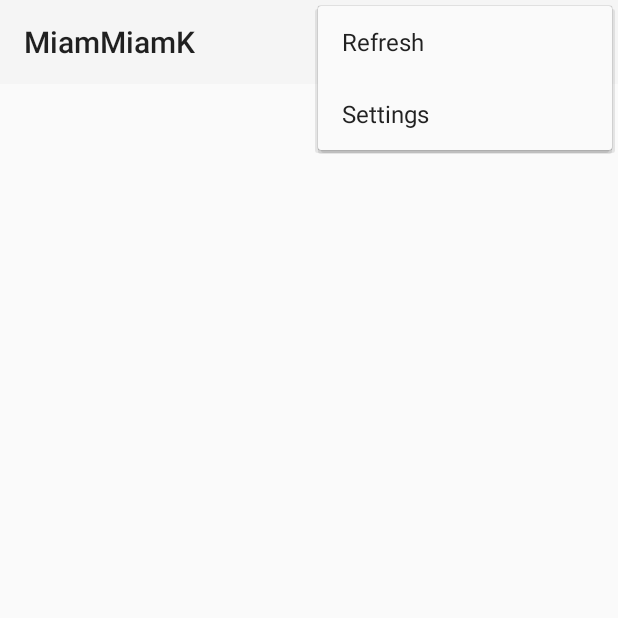
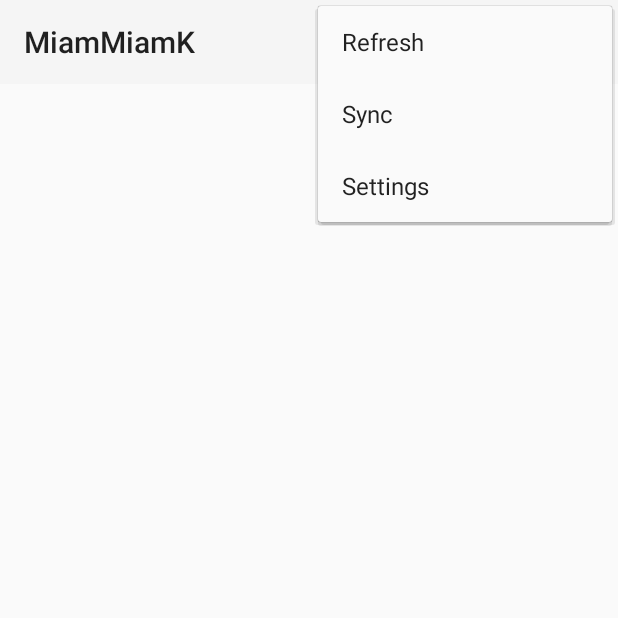
Before and after one commit to tlam/MiamMiamK, an Android app: the screen it shows after launch (MainActivity), with the options menu open, on a phone screen of 412 x 824 dp, the top half of it. Run offline under Robolectric (Android 15) with nearby library versions, the phone set to English and light mode, and no system bars.

Commit message:
Added a new menu item to refresh data on the recyclerview

```diff
--- a/app/src/main/java/com/tlam/miammiamk/MainActivity.kt
+++ b/app/src/main/java/com/tlam/miammiamk/MainActivity.kt
@@ -22,7 +22,6 @@ import com.tlam.miammiamk.services.MainService
 class MainActivity : AppCompatActivity() {
 
     private lateinit var linearLayoutManager: LinearLayoutManager
-    private var service: MainService? = null
     var recyclerView: RecyclerView? = null
     var cuisineList = ArrayList<Cuisine>()
     var adapter: CuisineRecyclerViewAdapter? = null
@@ -32,23 +31,7 @@ class MainActivity : AppCompatActivity() {
         var ctx: Context? = null
         var toolbar: Toolbar? = null
     }
-/*
-    private val serviceConnection = object : ServiceConnection {
-        override fun onServiceDisconnected(p0: ComponentName?) {
-            service = null
-            synchronize.enabled = false
-        }
 
-        override fun onServiceConnected(p0: ComponentName?, binder: IBinder?) {
-            if (binder is MainService.MainServiceBinder) {
-                service = binder.getService()
-                service?.let {
-                    synchronize.enabled = true
-                }
-            }
-        }
-    }
-*/
     override fun onCreate(savedInstanceState: Bundle?) {
         super.onCreate(savedInstanceState)
         ctx = applicationContext
@@ -76,6 +59,12 @@ class MainActivity : AppCompatActivity() {
         when (item.itemId) {
             R.id.action_refresh -> {
                 Log.v(tag, "Refreshing data")
+                cuisineList.clear()
+                prepareCuisineData()
+                return true
+            }
+            R.id.action_sync -> {
+                Log.v(tag, "Syncing data")
                 startService()
                 return true
             }
@@ -94,69 +83,6 @@ class MainActivity : AppCompatActivity() {
     }
 
     private fun prepareCuisineData() {
-        /*
-        var cuisine = Cuisine(
-                1,
-                "Japanese",
-                "Asian",
-                mutableListOf(
-                        Food(
-                                1,"Makizushi",
-                                "Cylindrical piece",
-                                "https://cdn.pixabay.com/photo/2016/03/05/22/23/asian-1239272__340.jpg",
-                                1),
-                        Food(
-                                2,
-                                "Nigirizushi",
-                                "Topping on oval shaped ball of rice",
-                                "https://cdn.pixabay.com/photo/2017/02/05/11/48/sushi-2039735__340.jpg",
-                                1)))
-        cuisineList.add(cuisine)
-
-        cuisine = Cuisine(
-                2,
-                "Italian",
-                "European",
-                mutableListOf(
-                        Food(
-                                3,
-                                "Farfalle",
-                                "Butterfly looking",
-                                "https://cdn.pixabay.com/photo/2014/10/20/22/04/farfalle-495747__340.jpg",
-                                2),
-                        Food(
-                                4,
-                                "Spaghetti",
-                                "Long, thin and cylindrical",
-                                "https://cdn.pixabay.com/photo/2017/11/08/22/18/spaghetti-2931846__340.jpg",
-                                2)))
-        cuisineList.add(cuisine)
-
-        cuisine = Cuisine(
-                3,
-                "Mexican",
-                "Central America",
-                mutableListOf(
-                        Food(
-                                5,
-                                "Enchilada",
-                                "Corn tortilla rolled around a filling and covered with a chili pepper sauce",
-                                "https://cdn.pixabay.com/photo/2014/01/14/22/13/mexican-245240__340.jpg",
-                                3),
-                        Food(
-                                6,
-                                "Fajita",
-                                "Any grilled meat usually served as a taco",
-                                "https://cdn.pixabay.com/photo/2014/11/07/17/14/tortillas-520808__340.jpg",
-                                3)))
-        cuisineList.add(cuisine)
-
-        for (cuisine in cuisineList) {
-            Content.CUISINE.replace(cuisine)
-            Content.FOOD.replace(cuisine.foods)
-        }
-        */
-
         var dbFoods = Content.FOOD.selectAll()
         var dbCuisines = Content.CUISINE.selectAll()
         for (dbCuisine in dbCuisines) {
--- a/app/src/main/java/com/tlam/miammiamk/models/Food.kt
+++ b/app/src/main/java/com/tlam/miammiamk/models/Food.kt
@@ -10,7 +10,7 @@ data class Food(
         val name: String,
         val description: String,
         val source: String,
-        val cuisineId: Long
+        var cuisineId: Long
 ) : Parcelable, DbModel() {
 
     private constructor(parcel: Parcel) : this(
--- a/app/src/main/java/com/tlam/miammiamk/services/MainService.kt
+++ b/app/src/main/java/com/tlam/miammiamk/services/MainService.kt
@@ -68,12 +68,16 @@ class MainService : Service(), DataSynchronization {
                     override fun onResponse(call: Call<List<Cuisine>>?, response: Response<List<Cuisine>>?
 ) {
                         response?.let {
-                            Log.i(tag, "Response received")
                             if (response.isSuccessful) {
-                                Log.i(tag, "Response is successful")
                                 val cuisines = response.body()
                                 cuisines?.let {
-                                    Content.CUISINE.replace(cuisines)
+                                    for (cuisine in cuisines) {
+                                        for (food in cuisine.foods) {
+                                            food.cuisineId = cuisine.id
+                                        }
+                                        Content.CUISINE.replace(cuisine)
+                                        Content.FOOD.replace(cuisine.foods)
+                                    }
                                 }
                             }
                         }
--- a/app/src/main/res/menu/main.xml
+++ b/app/src/main/res/menu/main.xml
@@ -4,8 +4,9 @@
     <item android:id="@+id/action_refresh"
           android:title="@string/action_refresh"
           android:showAsAction="never"/>
-
-    <!-- Settings, should always be in the overflow -->
+    <item android:id="@+id/action_sync"
+          android:title="@string/action_sync"
+          android:showAsAction="never"/>
     <item android:id="@+id/action_settings"
           android:title="@string/action_settings"
           android:showAsAction="never"/>
--- a/app/src/main/res/values/strings.xml
+++ b/app/src/main/res/values/strings.xml
@@ -2,4 +2,5 @@
     <string name="app_name">MiamMiamK</string>
     <string name="action_refresh">Refresh</string>
     <string name="action_settings">Settings</string>
+    <string name="action_sync">Sync</string>
 </resources>
```
